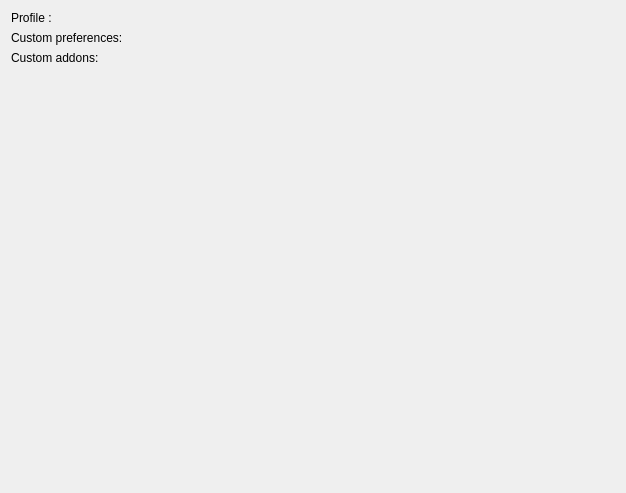
Old version of the form gui/mozregui/ui/profile.ui in the repository mozilla/mozregression.
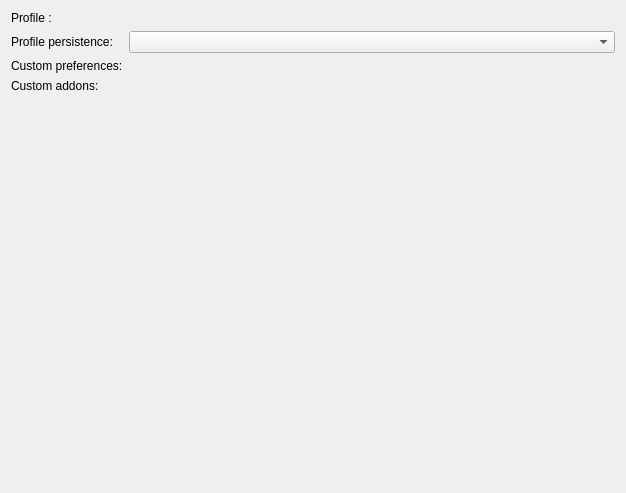
New version of the form. Custom widgets are drawn as their Qt base class.

Commit message: Bug 1220553 - [gui] add support for the profile persistence

```diff
--- a/gui/mozregui/ui/profile.ui
+++ b/gui/mozregui/ui/profile.ui
@@ -25,23 +25,33 @@
     <widget class="DirectorySelectWidget" name="profile_widget" native="true"/>
    </item>
    <item row="1" column="0">
+    <widget class="QLabel" name="label_4">
+     <property name="text">
+      <string>Profile persistence:</string>
+     </property>
+    </widget>
+   </item>
+   <item row="1" column="1">
+    <widget class="QComboBox" name="profile_persistence_combo"/>
+   </item>
+   <item row="2" column="0">
     <widget class="QLabel" name="label_2">
      <property name="text">
       <string>Custom preferences:</string>
      </property>
     </widget>
    </item>
-   <item row="1" column="1">
+   <item row="2" column="1">
     <widget class="PreferencesWidgetEditor" name="pref_widget" native="true"/>
    </item>
-   <item row="2" column="0">
+   <item row="3" column="0">
     <widget class="QLabel" name="label_3">
      <property name="text">
       <string>Custom addons:</string>
      </property>
     </widget>
    </item>
-   <item row="2" column="1">
+   <item row="3" column="1">
     <widget class="AddonsWidgetEditor" name="addons_widget" native="true"/>
    </item>
   </layout>
```
The commit also changes 5 other files.
